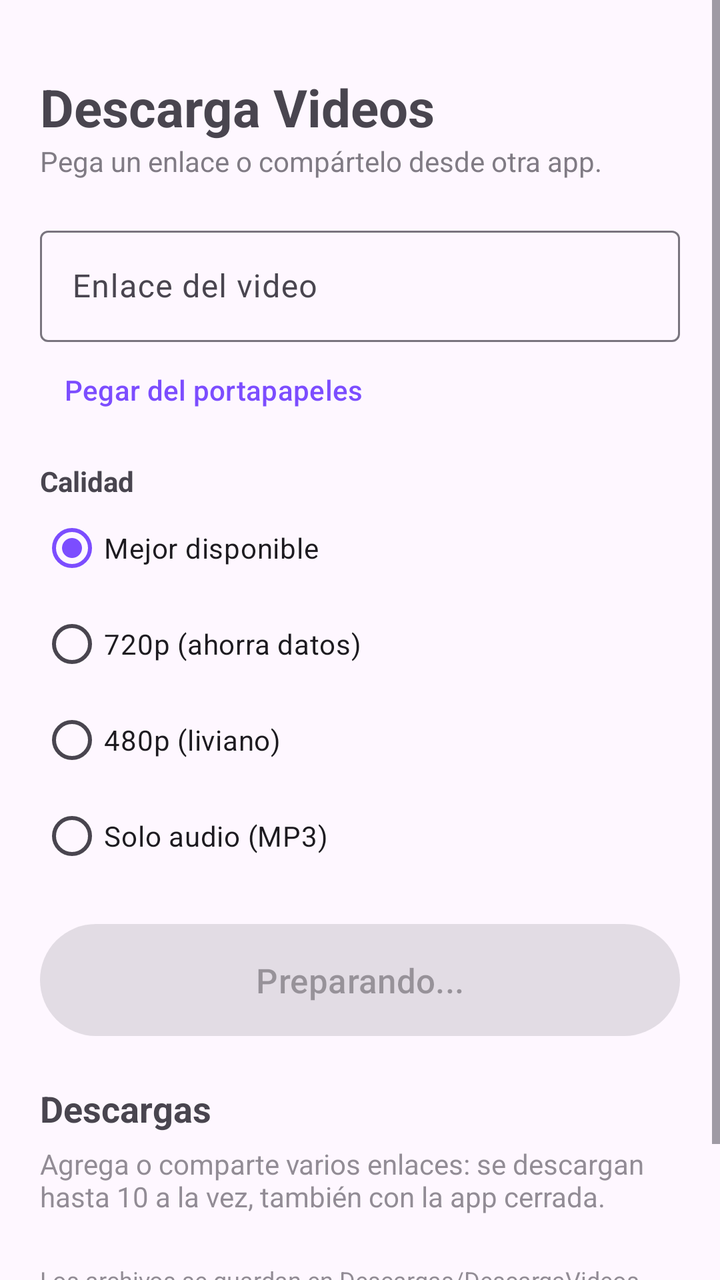
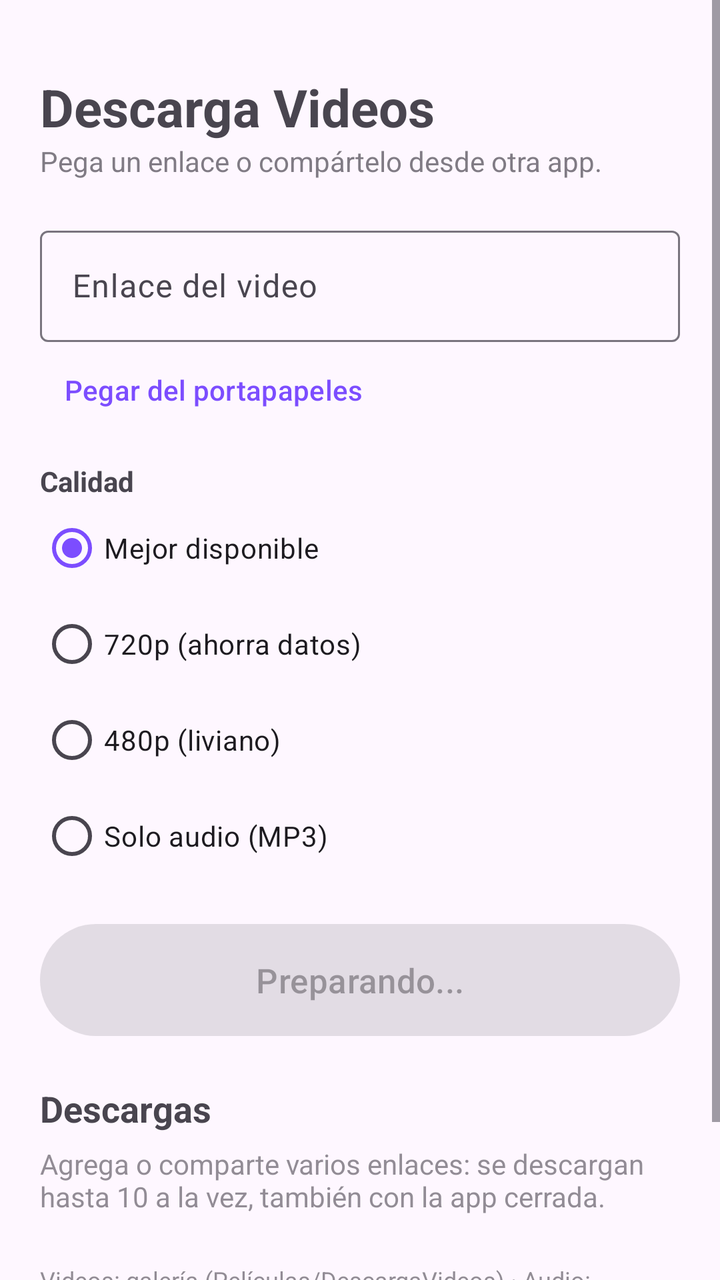

Two renders of the same Android screen: before a commit and after it. Below are the layout's source before the change and the commit's diff.
<!-- AndroidManifest.xml: application theme Theme.DescargaVideos -->
<!-- res/layout/activity_main.xml -->
<?xml version="1.0" encoding="utf-8"?>
<ScrollView xmlns:android="http://schemas.android.com/apk/res/android"
    xmlns:app="http://schemas.android.com/apk/res-auto"
    android:layout_width="match_parent"
    android:layout_height="match_parent"
    android:fillViewport="true">

    <LinearLayout
        android:layout_width="match_parent"
        android:layout_height="wrap_content"
        android:orientation="vertical"
        android:padding="20dp">

        <TextView
            android:layout_width="wrap_content"
            android:layout_height="wrap_content"
            android:text="Descarga Videos"
            android:textSize="26sp"
            android:textStyle="bold"
            android:layout_marginTop="16dp" />

        <TextView
            android:layout_width="wrap_content"
            android:layout_height="wrap_content"
            android:text="Pega un enlace o compártelo desde otra app."
            android:alpha="0.7"
            android:layout_marginBottom="20dp" />

        <com.google.android.material.textfield.TextInputLayout
            android:layout_width="match_parent"
            android:layout_height="wrap_content"
            android:hint="Enlace del video"
            app:endIconMode="clear_text"
            style="@style/Widget.Material3.TextInputLayout.OutlinedBox">

            <com.google.android.material.textfield.TextInputEditText
                android:id="@+id/etUrl"
                android:layout_width="match_parent"
                android:layout_height="wrap_content"
                android:inputType="textUri" />
        </com.google.android.material.textfield.TextInputLayout>

        <com.google.android.material.button.MaterialButton
            android:id="@+id/btnPegar"
            style="@style/Widget.Material3.Button.TextButton"
            android:layout_width="wrap_content"
            android:layout_height="wrap_content"
            android:text="Pegar del portapapeles" />

        <TextView
            android:layout_width="wrap_content"
            android:layout_height="wrap_content"
            android:text="Calidad"
            android:textStyle="bold"
            android:layout_marginTop="12dp" />

        <RadioGroup
            android:id="@+id/rgCalidad"
            android:layout_width="match_parent"
            android:layout_height="wrap_content"
            android:orientation="vertical">

            <RadioButton android:id="@+id/rbMejor" android:layout_width="wrap_content"
                android:layout_height="wrap_content" android:text="Mejor disponible" android:checked="true" />
            <RadioButton android:id="@+id/rb720" android:layout_width="wrap_content"
                android:layout_height="wrap_content" android:text="720p (ahorra datos)" />
            <RadioButton android:id="@+id/rb480" android:layout_width="wrap_content"
                android:layout_height="wrap_content" android:text="480p (liviano)" />
            <RadioButton android:id="@+id/rbAudio" android:layout_width="wrap_content"
                android:layout_height="wrap_content" android:text="Solo audio (MP3)" />
        </RadioGroup>

        <com.google.android.material.button.MaterialButton
            android:id="@+id/btnDescargar"
            android:layout_width="match_parent"
            android:layout_height="64dp"
            android:layout_marginTop="16dp"
            android:enabled="false"
            android:text="Preparando..."
            android:textSize="17sp" />

        <TextView
            android:id="@+id/tvResumen"
            android:layout_width="match_parent"
            android:layout_height="wrap_content"
            android:layout_marginTop="20dp"
            android:text="Descargas"
            android:textSize="18sp"
            android:textStyle="bold" />

        <TextView
            android:id="@+id/tvVacio"
            android:layout_width="match_parent"
            android:layout_height="wrap_content"
            android:layout_marginTop="6dp"
            android:alpha="0.6"
            android:text="Agrega o comparte varios enlaces: se descargan hasta 10 a la vez, también con la app cerrada." />

        <com.google.android.material.button.MaterialButton
            android:id="@+id/btnLimpiar"
            style="@style/Widget.Material3.Button.TextButton"
            android:layout_width="wrap_content"
            android:layout_height="wrap_content"
            android:text="Limpiar terminadas"
            android:visibility="gone" />

        <LinearLayout
            android:id="@+id/contenedor"
            android:layout_width="match_parent"
            android:layout_height="wrap_content"
            android:orientation="vertical" />

        <TextView
            android:layout_width="wrap_content"
            android:layout_height="wrap_content"
            android:text="Los archivos se guardan en Descargas/DescargaVideos"
            android:alpha="0.6"
            android:textSize="12sp"
            android:layout_marginTop="24dp" />

        <com.google.android.material.button.MaterialButton
            android:id="@+id/btnActualizar"
            style="@style/Widget.Material3.Button.TextButton"
            android:layout_width="wrap_content"
            android:layout_height="wrap_content"
            android:text="Actualizar motor (si un sitio deja de funcionar)" />
    </LinearLayout>
</ScrollView>
<!-- resources referenced by this layout -->
<resources>
  <style name="Theme.DescargaVideos" parent="Theme.Material3.DayNight.NoActionBar">
          <item name="colorPrimary">#7C4DFF</item>
          <item name="colorSecondary">#00BFA5</item>
      </style>
</resources>

<!-- the commit's change to res/layout/activity_main.xml (unified diff, before → after) -->
@@ -113,7 +113,7 @@
         <TextView
             android:layout_width="wrap_content"
             android:layout_height="wrap_content"
-            android:text="Los archivos se guardan en Descargas/DescargaVideos"
+            android:text="Videos: galería (Películas/DescargaVideos) · Audio: Música/DescargaVideos"
             android:alpha="0.6"
             android:textSize="12sp"
             android:layout_marginTop="24dp" />
